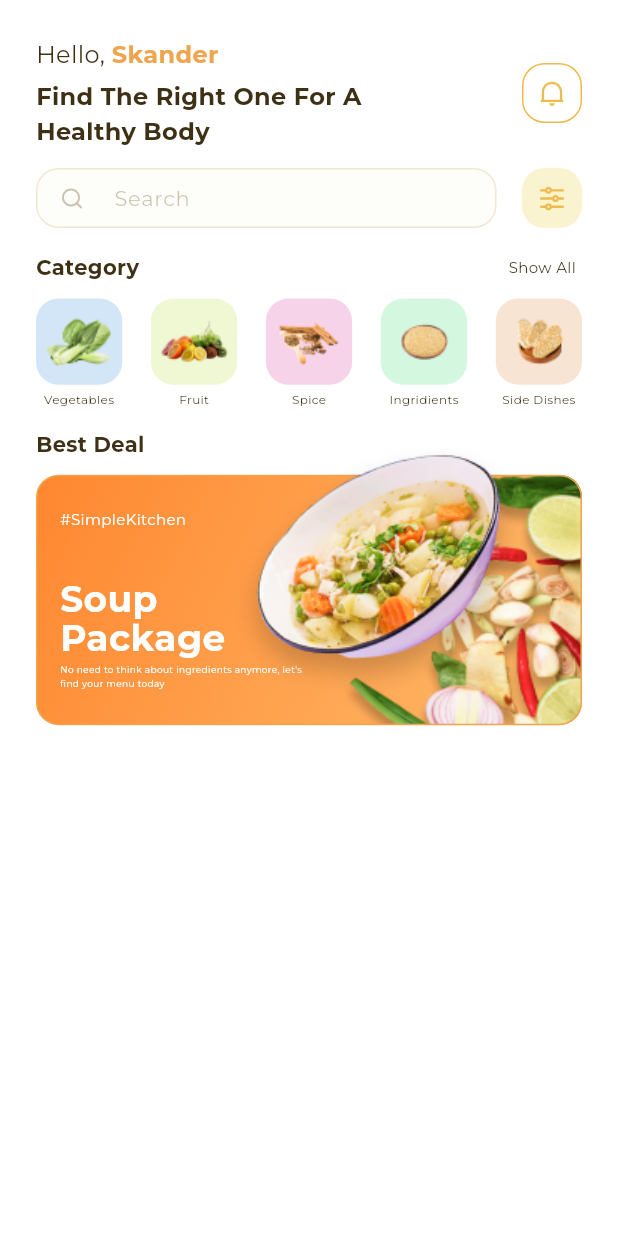
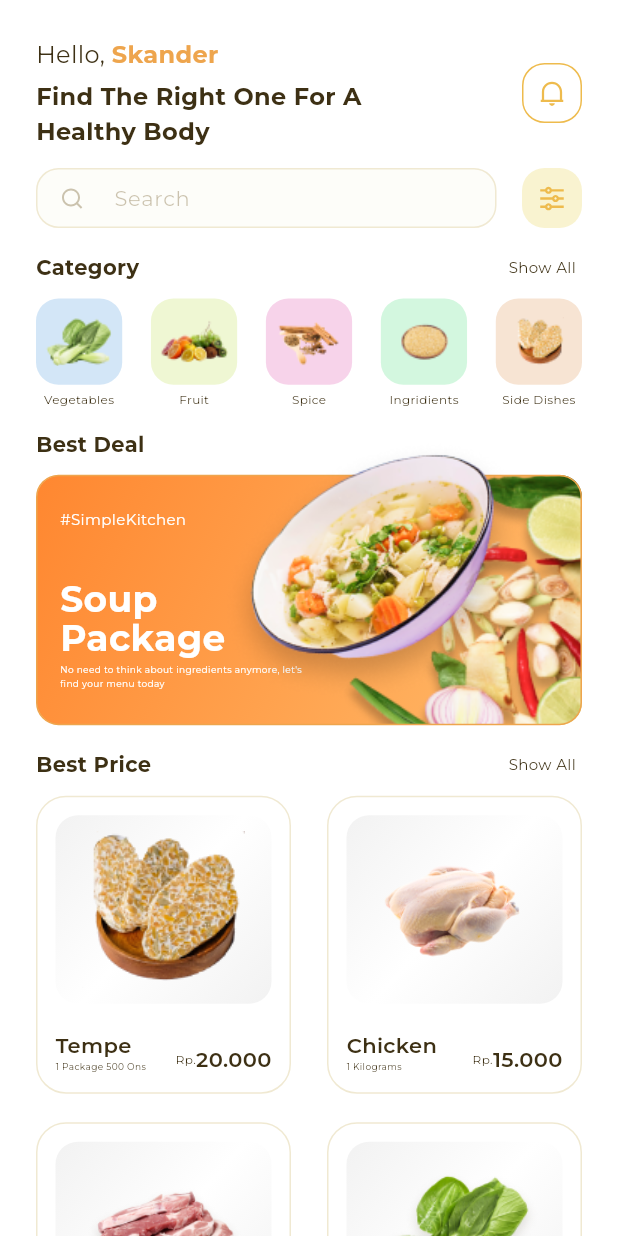
Before and after one commit to aconitum001/resto, a Flutter app: the screen it shows after launch, after a tap on "Show All", on a phone screen of 412 x 824 dp. Run offline on Flutter 3.47's test engine with Material 3 defaults, Android fonts, the phone set to English and light mode, and no system bars; our stand-ins replace device_preview, flutter_svg, go_router; project files that could hold a hidden picture were left out.

Commit message:
completed price section

```diff
--- /dev/null
+++ b/devtools_options.yaml
@@ -0,0 +1,3 @@
+description: This file stores settings for Dart & Flutter DevTools.
+documentation: https://docs.flutter.dev/tools/devtools/extensions#configure-extension-enablement-states
+extensions:
--- /dev/null
+++ b/lib/models/price_model.dart
@@ -0,0 +1,10 @@
+class PriceModel {
+  final String product, qty, price, image;
+
+  const PriceModel({
+    required this.product,
+    required this.qty,
+    required this.price,
+    required this.image,
+  });
+}
--- a/lib/utils/assets.dart
+++ b/lib/utils/assets.dart
@@ -5,6 +5,10 @@ class Assets {
   /// Assets for assetsImagesBanner
   /// assets/images/banner.png
   static const String assetsImagesBanner = "assets/images/banner.png";
+
+  /// Assets for assetsImagesChicke
+  /// assets/images/chicke.png
+  static const String assetsImagesChicke = "assets/images/chicke.png";
 
   /// Assets for assetsImagesCucamber
   /// assets/images/cucamber.png
@@ -22,6 +26,10 @@ class Assets {
   /// assets/images/Ingridien.png
   static const String assetsImagesIngridien = "assets/images/Ingridien.png";
 
+  /// Assets for assetsImagesMeat
+  /// assets/images/meat.png
+  static const String assetsImagesMeat = "assets/images/meat.png";
+
   /// Assets for assetsImagesNotification
   /// assets/images/notification.svg
   static const String assetsImagesNotification = "assets/images/notification.svg";
@@ -34,6 +42,10 @@ class Assets {
   /// assets/images/side_dishes.png
   static const String assetsImagesSideDishes = "assets/images/side_dishes.png";
 
+  /// Assets for assetsImagesSideDishesBig
+  /// assets/images/Side_Dishes_big.png
+  static const String assetsImagesSideDishesBig = "assets/images/Side_Dishes_big.png";
+
   /// Assets for assetsImagesSoup
   /// assets/images/Soup.png
   static const String assetsImagesSoup = "assets/images/Soup.png";
@@ -41,4 +53,8 @@ class Assets {
   /// Assets for assetsImagesSpice
   /// assets/images/spice.png
   static const String assetsImagesSpice = "assets/images/spice.png";
+
+  /// Assets for assetsImagesVegtebals
+  /// assets/images/vegtebals.png
+  static const String assetsImagesVegtebals = "assets/images/vegtebals.png";
 }
--- a/lib/widgets/deal_widget.dart
+++ b/lib/widgets/deal_widget.dart
@@ -32,7 +32,7 @@ class DealWidget extends StatelessWidget {
     if (width < 400) {
       return -(width * 0.13);
     } else {
-      return -(width * 0.01);
+      return -(width * 0.0001);
     }
   }
 }
--- a/lib/widgets/home_view_body.dart
+++ b/lib/widgets/home_view_body.dart
@@ -2,7 +2,9 @@ import 'package:flutter/material.dart';
 import 'package:resto/widgets/home_view_category_section.dart';
 import 'package:resto/widgets/home_view_deal_section.dart';
 import 'package:resto/widgets/home_view_header.dart';
+import 'package:resto/widgets/home_view_price_section.dart';
 import 'package:resto/widgets/home_view_search_section.dart';
+import 'package:resto/widgets/price_grid_view.dart';
 
 class HomeViewBody extends StatelessWidget {
   const HomeViewBody({super.key});
@@ -13,6 +15,9 @@ class HomeViewBody extends StatelessWidget {
       padding: EdgeInsets.symmetric(
         horizontal: 24,
       ),
+      child: CustomScrollView(
+        slivers: [
+          SliverToBoxAdapter(
             child: Column(
               crossAxisAlignment: CrossAxisAlignment.stretch,
               children: [
@@ -32,6 +37,19 @@ class HomeViewBody extends StatelessWidget {
                   height: 15,
                 ),
                 HomeViewDealSection(),
+                SizedBox(
+                  height: 15,
+                ),
+                HomeViewPriceSection(),
+              ],
+            ),
+          ),
+          PriceGridView(),
+          SliverToBoxAdapter(
+            child: SizedBox(
+              height: 20,
+            ),
+          )
         ],
       ),
     );
--- /dev/null
+++ b/lib/widgets/home_view_price_section.dart
@@ -0,0 +1,42 @@
+import 'package:flutter/material.dart';
+import 'package:resto/utils/app_colors.dart';
+import 'package:resto/utils/app_styles.dart';
+import 'package:resto/widgets/tapper_widget.dart';
+
+class HomeViewPriceSection extends StatelessWidget {
+  const HomeViewPriceSection({super.key});
+
+  @override
+  Widget build(BuildContext context) {
+    return Column(
+      children: [
+        Row(
+          mainAxisAlignment: MainAxisAlignment.spaceBetween,
+          children: [
+            Text(
+              "Best Price",
+              style: AppStyles.styleBold14.copyWith(
+                color: AppColors.textColor,
+              ),
+            ),
+            Tapper(
+              onTap: () {},
+              padding: 4,
+              borderRadius: BorderRadius.circular(10),
+              rippleColor: AppColors.secoundaryColor.withOpacity(.2),
+              child: Text(
+                "Show All",
+                style: AppStyles.styleRegular10.copyWith(
+                  color: AppColors.textColor,
+                ),
+              ),
+            )
+          ],
+        ),
+        const SizedBox(
+          height: 10,
+        ),
+      ],
+    );
+  }
+}
--- /dev/null
+++ b/lib/widgets/price_grid_item_widget.dart
@@ -0,0 +1,112 @@
+import 'package:flutter/material.dart';
+import 'package:resto/models/price_model.dart';
+import 'package:resto/utils/app_colors.dart';
+import 'package:resto/utils/app_styles.dart';
+
+class PriceGridItemWidget extends StatelessWidget {
+  const PriceGridItemWidget({
+    super.key,
+    required this.priceModel,
+  });
+
+  final PriceModel priceModel;
+
+  @override
+  Widget build(BuildContext context) {
+    return Container(
+      padding: const EdgeInsets.symmetric(horizontal: 12, vertical: 12),
+      decoration: BoxDecoration(
+        color: Colors.white,
+        borderRadius: BorderRadius.circular(20),
+        border: Border.all(
+          color: const Color(0xffF0E9D2),
+        ),
+      ),
+      child: Column(
+        children: [
+          Expanded(
+            flex: 3,
+            child: Container(
+              padding: const EdgeInsets.symmetric(horizontal: 12, vertical: 8),
+              width: double.infinity,
+              decoration: BoxDecoration(
+                borderRadius: BorderRadius.circular(15),
+                gradient: const LinearGradient(
+                  begin: Alignment.topLeft,
+                  end: Alignment.bottomRight,
+                  colors: [
+                    Color(0xffF2F2F2),
+                    Color(0xffFFFFFF),
+                    Color(0xffF2F2F2),
+                  ],
+                ),
+              ),
+              child: Image.asset(
+                priceModel.image,
+              ),
+            ),
+          ),
+          const SizedBox(
+            height: 5,
+          ),
+          Expanded(
+            child: Row(
+              crossAxisAlignment: CrossAxisAlignment.stretch,
+              children: [
+                Expanded(
+                  child: FittedBox(
+                    fit: BoxFit.scaleDown,
+                    alignment: Alignment.bottomLeft,
+                    child: Column(
+                      crossAxisAlignment: CrossAxisAlignment.start,
+                      children: [
+                        Text(
+                          priceModel.product,
+                          style: AppStyles.styleSemiBold14.copyWith(
+                            color: AppColors.textColor,
+                          ),
+                        ),
+                        Text(
+                          priceModel.qty,
+                          style: AppStyles.styleRegular6.copyWith(
+                            color: AppColors.textColor,
+                          ),
+                        ),
+                      ],
+                    ),
+                  ),
+                ),
+                const SizedBox(
+                  width: 10,
+                ),
+                Expanded(
+                  child: FittedBox(
+                    fit: BoxFit.scaleDown,
+                    alignment: Alignment.bottomRight,
+                    child: Row(
+                      crossAxisAlignment: CrossAxisAlignment.center,
+                      children: [
+                        Text(
+                          "Rp.",
+                          style: AppStyles.styleRegular8.copyWith(
+                            color: AppColors.textColor,
+                          ),
+                        ),
+                        Text(
+                          priceModel.price,
+                          style: AppStyles.styleSemiBold14.copyWith(
+                            color: AppColors.textColor,
+                          ),
+                        )
+                      ],
+                    ),
+                  ),
+                )
+              ],
+            ),
+          )
+        ],
+      ),
+    );
+  }
+}
--- /dev/null
+++ b/lib/widgets/price_grid_view.dart
@@ -0,0 +1,51 @@
+import 'package:flutter/material.dart';
+import 'package:resto/models/price_model.dart';
+import 'package:resto/utils/assets.dart';
+import 'package:resto/widgets/price_grid_item_widget.dart';
+
+class PriceGridView extends StatelessWidget {
+  const PriceGridView({super.key});
+
+  static const List<PriceModel> items = [
+    PriceModel(
+      product: "Tempe",
+      qty: "1 Package 500 Ons",
+      price: "20.000",
+      image: Assets.assetsImagesSideDishesBig,
+    ),
+    PriceModel(
+      product: "Chicken",
+      qty: "1 Kilograms",
+      price: "15.000",
+      image: Assets.assetsImagesChicke,
+    ),
+    PriceModel(
+      product: "Meat",
+      qty: "2 Kilograms",
+      price: "60.000",
+      image: Assets.assetsImagesMeat,
+    ),
+    PriceModel(
+      product: "Lettuce",
+      qty: "500 grams",
+      price: "11.000",
+      image: Assets.assetsImagesVegtebals,
+    ),
+  ];
+
+  @override
+  Widget build(BuildContext context) {
+    return SliverGrid.builder(
+      itemCount: items.length,
+      gridDelegate: const SliverGridDelegateWithFixedCrossAxisCount(
+        crossAxisCount: 2,
+        childAspectRatio: 154 / 180,
+        crossAxisSpacing: 24,
+        mainAxisSpacing: 19,
+      ),
+      itemBuilder: (context, index) => PriceGridItemWidget(
+        priceModel: items[index],
+      ),
+    );
+  }
+}
```
Also changed, not shown: lib/main.dart (+8 -7 lines), assets/images/Side_Dishes_big.png (added), assets/images/chicke.png (added), assets/images/meat.png (added), assets/images/vegtebals.png (added). Lines whose indentation alone changed are shown as unchanged.
